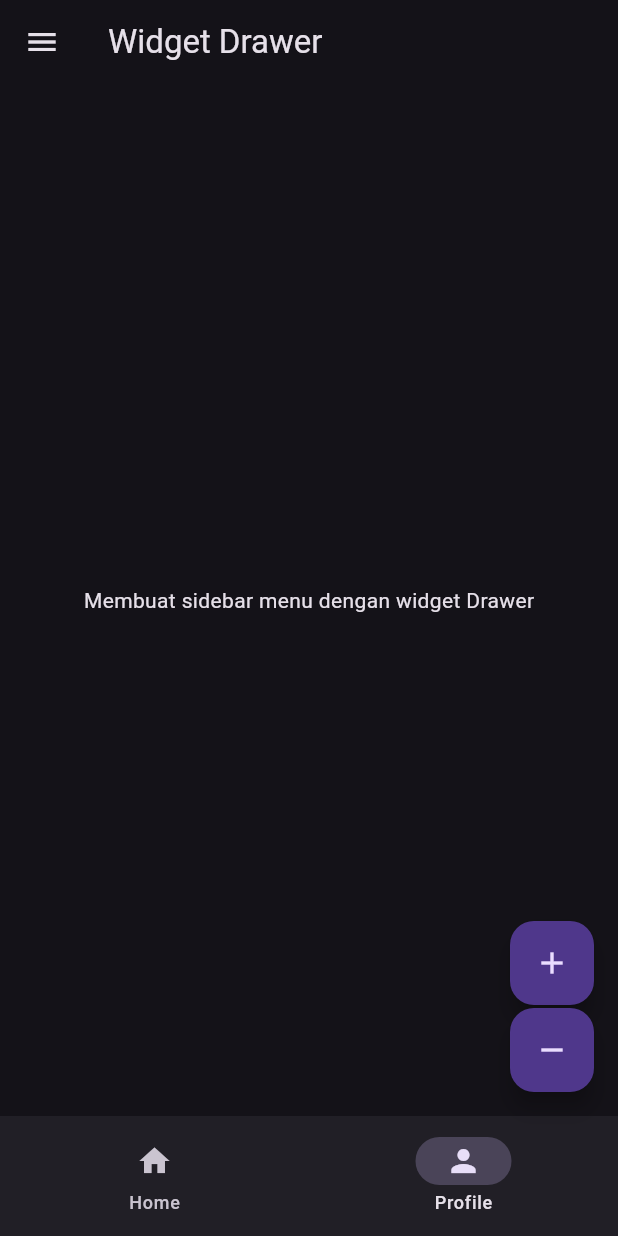
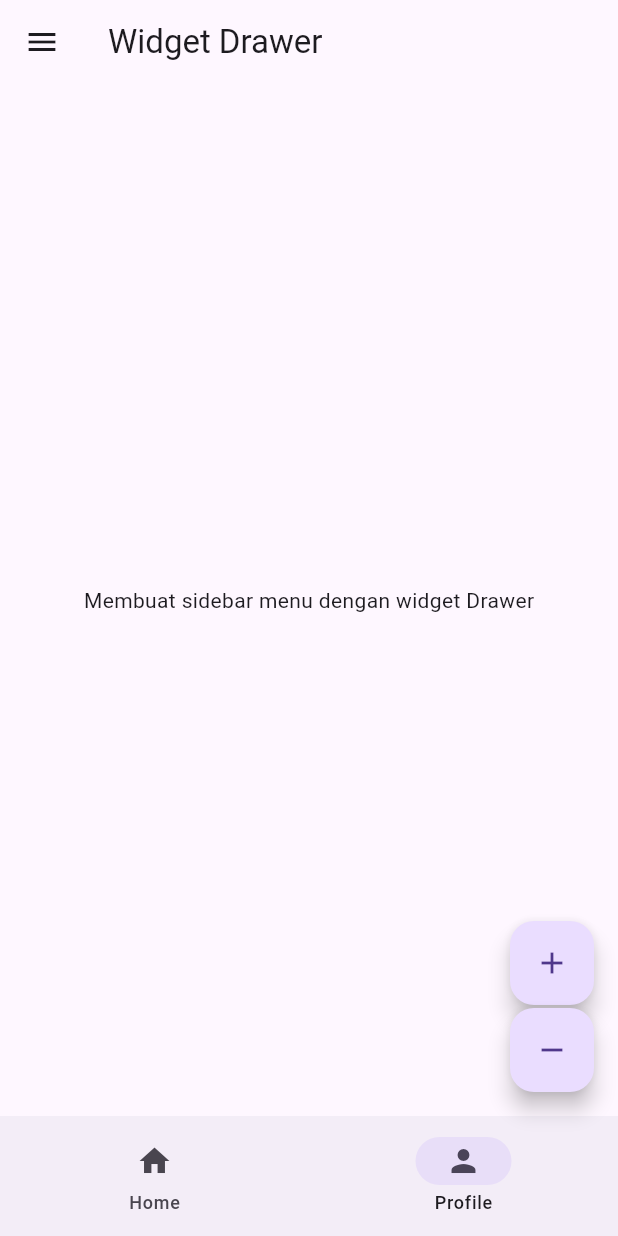
Before and after one commit to manpits/flutter, a Flutter app: the screen it shows after launch, on a phone screen of 412 x 824 dp. Run offline on Flutter 3.47's test engine with Material 3 defaults, Android fonts, the phone set to English and light mode, and no system bars.

Commit message:
-1740882005

```diff
--- a/lib/main.dart
+++ b/lib/main.dart
@@ -15,7 +15,7 @@ class MyApp extends StatelessWidget {
   Widget build(BuildContext context) {
     return MaterialApp(
       debugShowCheckedModeBanner: false,
-      theme: ThemeData(brightness: Brightness.dark),
+      theme: ThemeData(brightness: Brightness.light),
       home: Scaffold(
         appBar: AppBar(
           title: const Text('Widget Drawer'),
@@ -73,12 +73,12 @@ class MyApp extends StatelessWidget {
               ),
               Column(
                 children: [
-                  const Padding(
-                    padding: EdgeInsets.symmetric(horizontal: 10.0),
+                  Padding(
+                    padding: const EdgeInsets.symmetric(horizontal: 10.0),
                     child: Divider(
-                      color: Colors.black12,
+                      color: Colors.grey[0],
                       height: 5,
-                      thickness: 1.0,
+                      thickness: 0.5,
                     ),
                   ),
                   ListTile(
```
